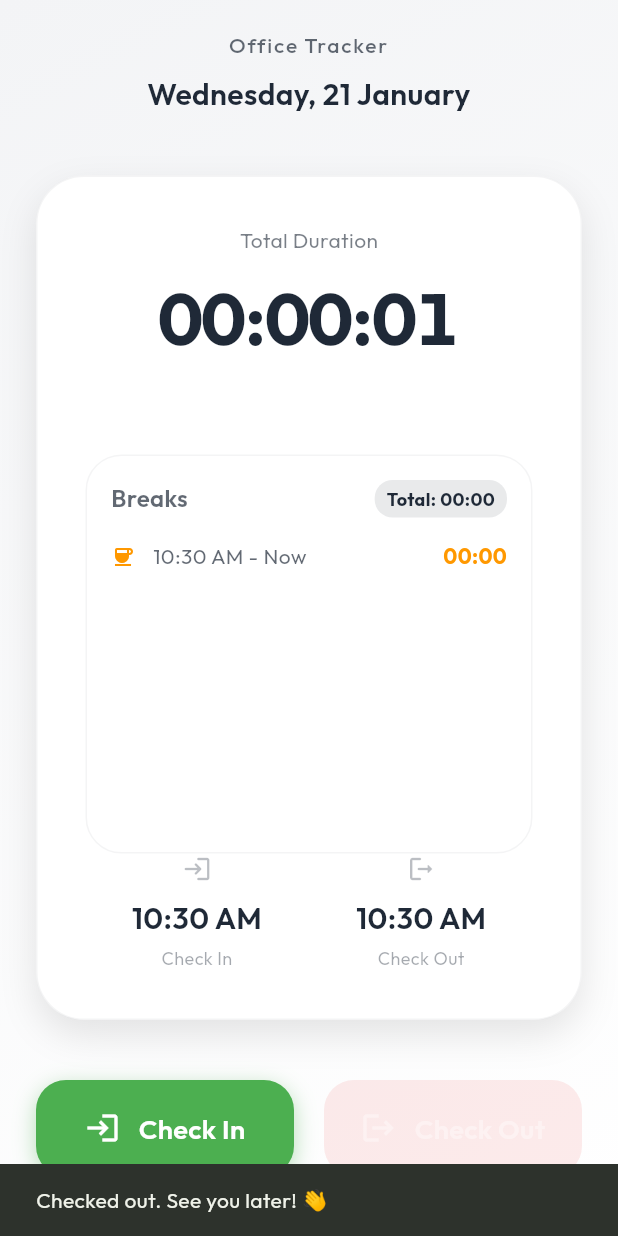
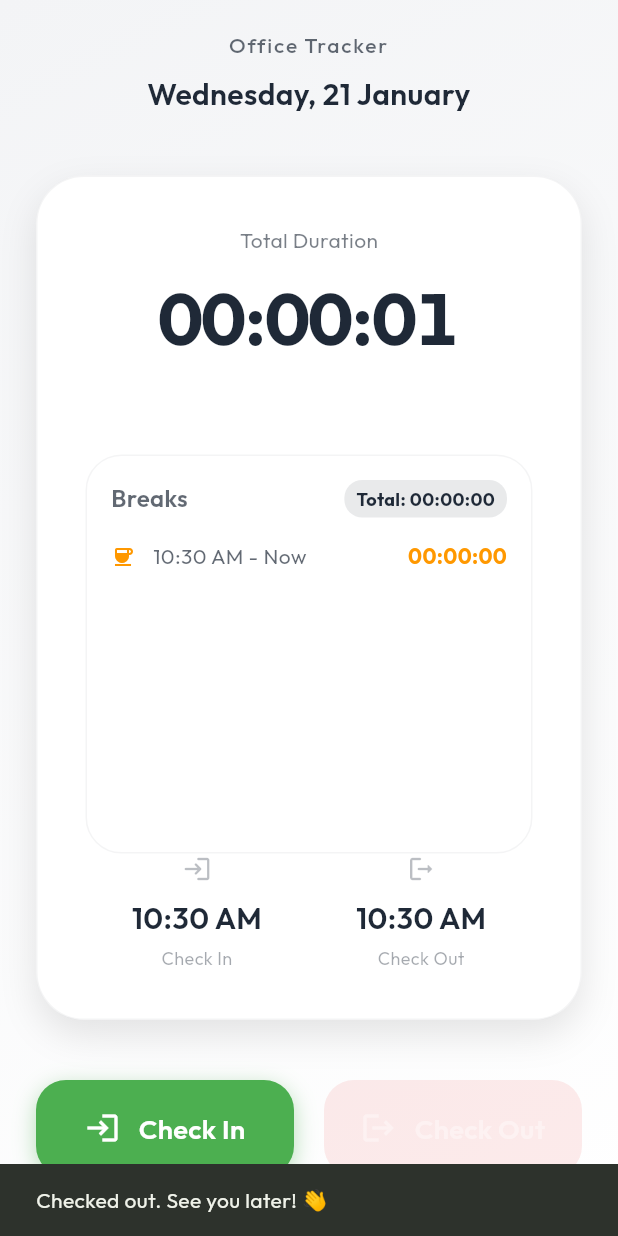
Before and after one commit to stibinottathai/Time-Tracker-Application, a Flutter app: the screen it shows after launch, after a tap on "Check In", after a tap on "Check Out", on a phone screen of 412 x 824 dp. Run offline on Flutter 3.47's test engine with Material 3 defaults, Android fonts, the phone set to English and light mode, and no system bars; our stand-ins replace google_fonts, shared_preferences.

```diff
--- a/lib/screens/home_screen.dart
+++ b/lib/screens/home_screen.dart
@@ -340,7 +340,8 @@ class _HomeScreenState extends State<HomeScreen> {
     String formatDuration(Duration d) {
       String twoDigits(int n) => n.toString().padLeft(2, '0');
       String twoDigitMinutes = twoDigits(d.inMinutes.remainder(60));
-      return "${twoDigits(d.inHours)}:$twoDigitMinutes"; // H:MM compact
+      String twoDigitSeconds = twoDigits(d.inSeconds.remainder(60));
+      return "${twoDigits(d.inHours)}:$twoDigitMinutes:$twoDigitSeconds";
     }
 
     return Container(
```
